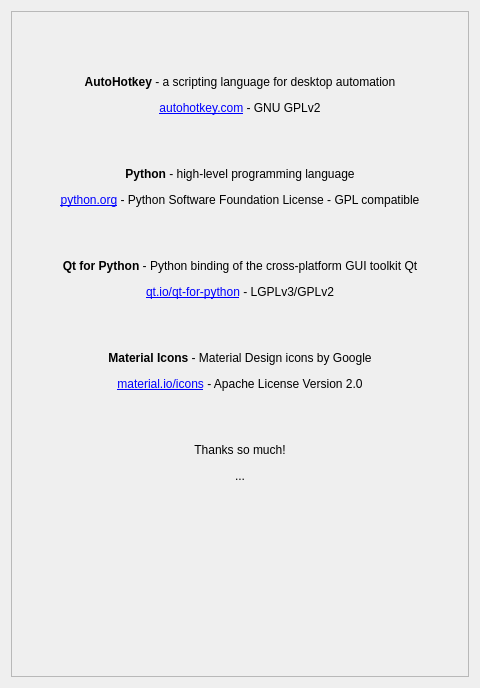
This is ui/a2widget/a2licenses_widget.ui in ewerybody/a2 as Qt 5 draws it before an edit. The edited form follows.
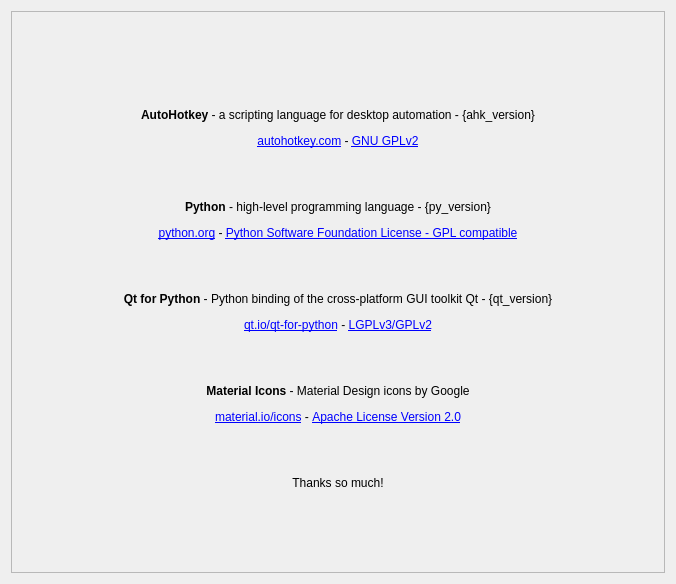
This is the edited form. Icons and pictures are not drawn.

Commit message: licenses tab: added versions and links to licenses

```diff
--- a/ui/a2widget/a2licenses_widget.ui
+++ b/ui/a2widget/a2licenses_widget.ui
@@ -6,8 +6,8 @@
    <rect>
     <x>0</x>
     <y>0</y>
-    <width>480</width>
-    <height>688</height>
+    <width>676</width>
+    <height>584</height>
    </rect>
   </property>
   <property name="windowTitle">
@@ -24,24 +24,15 @@
        <rect>
         <x>0</x>
         <y>0</y>
-        <width>458</width>
-        <height>666</height>
+        <width>630</width>
+        <height>649</height>
        </rect>
       </property>
       <layout class="QVBoxLayout" name="verticalLayout_2">
        <item>
         <widget class="QLabel" name="a2license_text">
-         <property name="accessibleDescription">
-          <string notr="true"/>
-         </property>
-         <property name="autoFillBackground">
-          <bool>false</bool>
-         </property>
          <property name="text">
-          <string>&lt;html&gt;&lt;head/&gt;&lt;body&gt;&lt;p align=&quot;center&quot;&gt;&lt;br/&gt;&lt;/p&gt;&lt;p align=&quot;center&quot;&gt;&lt;img src=&quot;res/logo_ahk.png&quot;/&gt;&lt;br/&gt;&lt;span style=&quot; font-weight:600;&quot;&gt;AutoHotkey&lt;/span&gt; - a scripting language for desktop automation&lt;/p&gt;&lt;p align=&quot;center&quot;&gt;&lt;a href=&quot;https://autohotkey.com&quot;&gt;&lt;span style=&quot; text-decoration: underline; color:#0000ff;&quot;&gt;autohotkey.com&lt;/span&gt;&lt;/a&gt; - GNU GPLv2&lt;/p&gt;&lt;p align=&quot;center&quot;&gt;&lt;br/&gt;&lt;/p&gt;&lt;p align=&quot;center&quot;&gt;&lt;img src=&quot;res/logo_python.png&quot;/&gt;&lt;/p&gt;&lt;p align=&quot;center&quot;&gt;&lt;span style=&quot; font-weight:600;&quot;&gt;Python&lt;/span&gt; - high-level programming language&lt;/p&gt;&lt;p align=&quot;center&quot;&gt;&lt;a href=&quot;https://www.python.org/&quot;&gt;&lt;span style=&quot; text-decoration: underline; color:#0000ff;&quot;&gt;python.org&lt;/span&gt;&lt;/a&gt; - Python Software Foundation License - GPL compatible&lt;/p&gt;&lt;p align=&quot;center&quot;&gt;&lt;br/&gt;&lt;/p&gt;&lt;p align=&quot;center&quot;&gt;&lt;img src=&quot;res/logo_pyside.png&quot;/&gt;&lt;/p&gt;&lt;p align=&quot;center&quot;&gt;&lt;span style=&quot; font-weight:600;&quot;&gt;Qt for Python&lt;/span&gt; - Python binding of the cross-platform GUI toolkit Qt&lt;/p&gt;&lt;p align=&quot;center&quot;&gt;&lt;a href=&quot;https://www.qt.io/qt-for-python&quot;&gt;&lt;span style=&quot; text-decoration: underline; color:#0000ff;&quot;&gt;qt.io/qt-for-python&lt;/span&gt;&lt;/a&gt; - LGPLv3/GPLv2&lt;/p&gt;&lt;p align=&quot;center&quot;&gt;&lt;br/&gt;&lt;/p&gt;&lt;p align=&quot;center&quot;&gt;&lt;img src=&quot;res/logo_material.png&quot;/&gt;&lt;/p&gt;&lt;p align=&quot;center&quot;&gt;&lt;span style=&quot; font-weight:600;&quot;&gt;Material Icons&lt;/span&gt; - Material Design icons by Google&lt;/p&gt;&lt;p align=&quot;center&quot;&gt;&lt;a href=&quot;https://material.io/icons&quot;&gt;&lt;span style=&quot; text-decoration: underline; color:#0000ff;&quot;&gt;material.io/icons&lt;/span&gt;&lt;/a&gt; - Apache License Version 2.0&lt;/p&gt;&lt;p align=&quot;center&quot;&gt;&lt;br/&gt;&lt;/p&gt;&lt;p align=&quot;center&quot;&gt;Thanks so much!&lt;/p&gt;&lt;p align=&quot;center&quot;&gt;...&lt;/p&gt;&lt;/body&gt;&lt;/html&gt;</string>
-         </property>
-         <property name="alignment">
-          <set>Qt::AlignLeading|Qt::AlignLeft|Qt::AlignTop</set>
+          <string notr="true">&lt;html&gt;&lt;head/&gt;&lt;body&gt;&lt;p align=&quot;center&quot;&gt;&lt;br/&gt;&lt;/p&gt;&lt;p align=&quot;center&quot;&gt;&lt;img src=&quot;res/logo_ahk.png&quot;/&gt;&lt;br/&gt;&lt;span style=&quot; font-weight:600;&quot;&gt;AutoHotkey&lt;/span&gt; - a scripting language for desktop automation - {ahk_version}&lt;/p&gt;&lt;p align=&quot;center&quot;&gt;&lt;a href=&quot;https://autohotkey.com&quot;&gt;&lt;span style=&quot; text-decoration: underline; color:#0000ff;&quot;&gt;autohotkey.com&lt;/span&gt;&lt;/a&gt; - &lt;a href=&quot;https://www.gnu.org/licenses/old-licenses/gpl-2.0.en.html&quot;&gt;&lt;span style=&quot; text-decoration: underline; color:#0000ff;&quot;&gt;GNU GPLv2&lt;/span&gt;&lt;/a&gt;&lt;/p&gt;&lt;p align=&quot;center&quot;&gt;&lt;br/&gt;&lt;/p&gt;&lt;p align=&quot;center&quot;&gt;&lt;img src=&quot;res/logo_python.png&quot;/&gt;&lt;/p&gt;&lt;p align=&quot;center&quot;&gt;&lt;span style=&quot; font-weight:600;&quot;&gt;Python&lt;/span&gt; - high-level programming language - {py_version}&lt;/p&gt;&lt;p align=&quot;center&quot;&gt;&lt;a href=&quot;https://www.python.org/&quot;&gt;&lt;span style=&quot; text-decoration: underline; color:#0000ff;&quot;&gt;python.org&lt;/span&gt;&lt;/a&gt; - &lt;a href=&quot;https://docs.python.org/3/license.html&quot;&gt;&lt;span style=&quot; text-decoration: underline; color:#0000ff;&quot;&gt;Python Software Foundation License - GPL compatible&lt;/span&gt;&lt;/a&gt;&lt;/p&gt;&lt;p align=&quot;center&quot;&gt;&lt;br/&gt;&lt;/p&gt;&lt;p align=&quot;center&quot;&gt;&lt;img src=&quot;res/logo_pyside.png&quot;/&gt;&lt;/p&gt;&lt;p align=&quot;center&quot;&gt;&lt;span style=&quot; font-weight:600;&quot;&gt;Qt for Python&lt;/span&gt; - Python binding of the cross-platform GUI toolkit Qt - {qt_version}&lt;/p&gt;&lt;p align=&quot;center&quot;&gt;&lt;a href=&quot;https://www.qt.io/qt-for-python&quot;&gt;&lt;span style=&quot; text-decoration: underline; color:#0000ff;&quot;&gt;qt.io/qt-for-python&lt;/span&gt;&lt;/a&gt; - &lt;a href=&quot;https://www.qt.io/licensing&quot;&gt;&lt;span style=&quot; text-decoration: underline; color:#0000ff;&quot;&gt;LGPLv3/GPLv2&lt;/span&gt;&lt;/a&gt;&lt;/p&gt;&lt;p align=&quot;center&quot;&gt;&lt;br/&gt;&lt;/p&gt;&lt;p align=&quot;center&quot;&gt;&lt;img src=&quot;res/logo_material.png&quot;/&gt;&lt;/p&gt;&lt;p align=&quot;center&quot;&gt;&lt;span style=&quot; font-weight:600;&quot;&gt;Material Icons&lt;/span&gt; - Material Design icons by Google&lt;/p&gt;&lt;p align=&quot;center&quot;&gt;&lt;a href=&quot;https://material.io/icons&quot;&gt;&lt;span style=&quot; text-decoration: underline; color:#0000ff;&quot;&gt;material.io/icons&lt;/span&gt;&lt;/a&gt; - &lt;a href=&quot;https://www.apache.org/licenses/LICENSE-2.0.html&quot;&gt;&lt;span style=&quot; text-decoration: underline; color:#0000ff;&quot;&gt;Apache License Version 2.0&lt;/span&gt;&lt;/a&gt;&lt;/p&gt;&lt;p align=&quot;center&quot;&gt;&lt;br/&gt;&lt;/p&gt;&lt;p align=&quot;center&quot;&gt;Thanks so much!&lt;/p&gt;&lt;p align=&quot;center&quot;&gt;&lt;br/&gt;&lt;/p&gt;&lt;/body&gt;&lt;/html&gt;</string>
          </property>
          <property name="wordWrap">
           <bool>true</bool>
```
Left out of the diff: 2 changed lines with no effect on the pictures. The commit also changes 3 other files.
